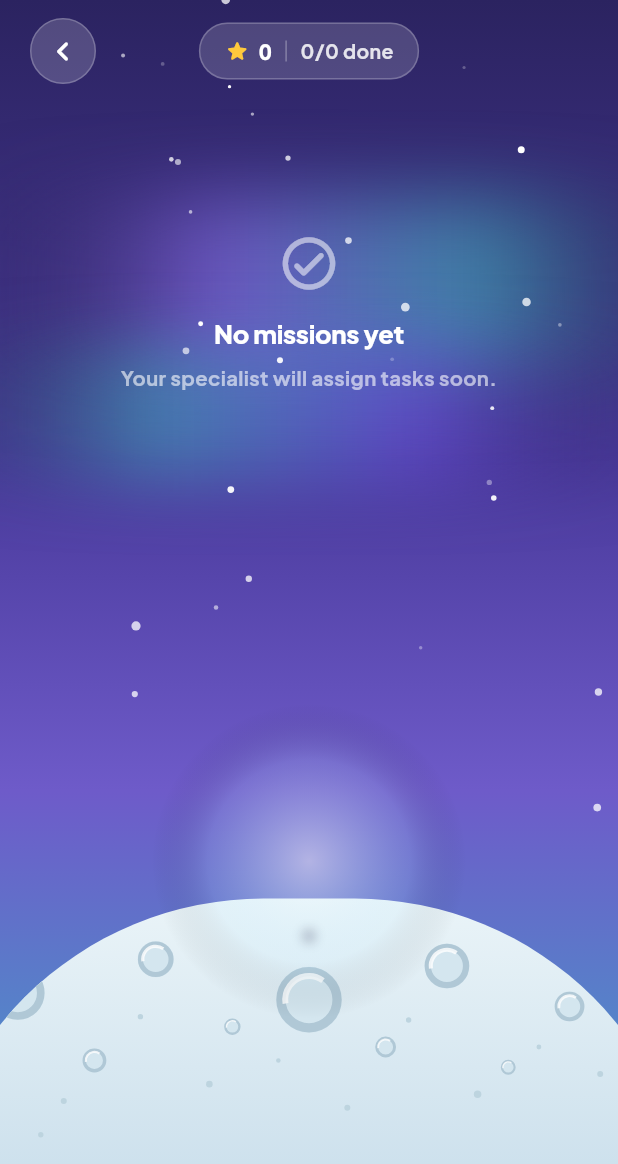
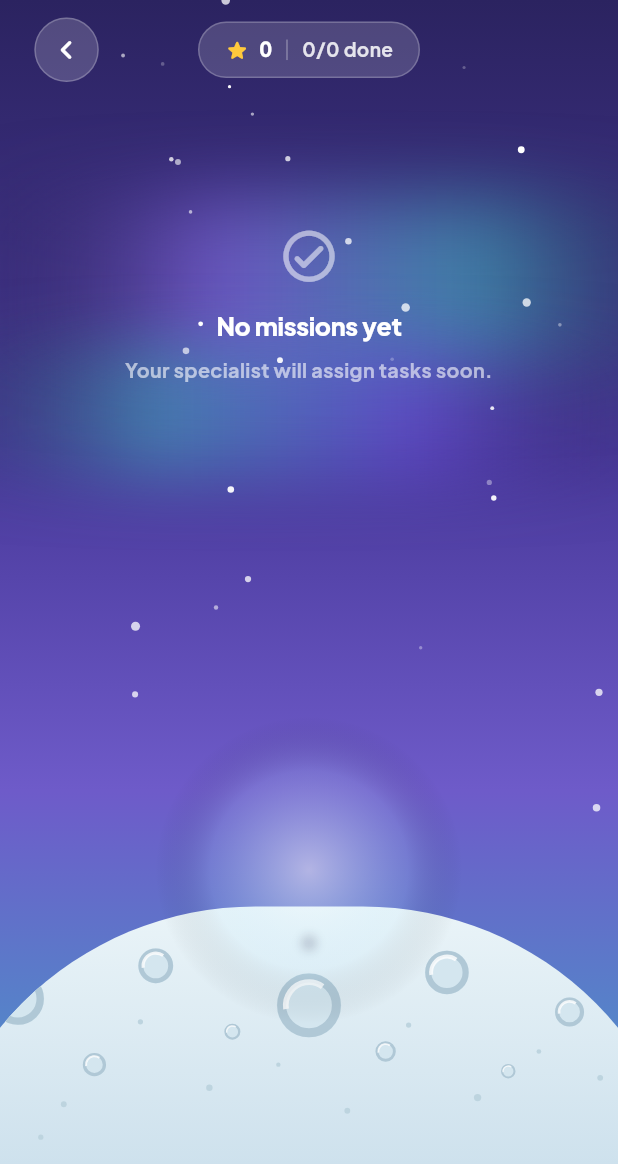
Before and after one commit to AnasNasr-afk/inside-out, a Flutter app: the PolyMissionsScreen screen opened directly, on a phone screen of 412 x 824 dp. Shown: the top 1164 px of the screen. Run offline on Flutter 3.47's test engine with Material 3 defaults, Android fonts, the phone set to English and light mode, and no system bars; our stand-ins replace cloud_firestore, firebase_auth, firebase_core, flutter_bloc, flutter_dotenv, flutter_riverpod and 12 more; missing offline and left inert: flag, sendbird_chat_sdk; accounts and stored records are empty; generated files the repository leaves out were written again; statements that could not run were skipped; project files that could hold a hidden picture were left out.

```diff
--- a/lib/core/theme/app_tokens.dart
+++ b/lib/core/theme/app_tokens.dart
@@ -1,4 +1,5 @@
 import 'package:flutter/material.dart';
+import 'package:flutter_screenutil/flutter_screenutil.dart';
 import 'package:google_fonts/google_fonts.dart';
 
 class T {
@@ -34,42 +35,42 @@ class T {
   static const Color border      = Color(0xFFECEAF4);
 
   // ── Shadows ───────────────────────────────────────────────────────────────
-  static const List<BoxShadow> cardShadow = [
-    BoxShadow(color: Color(0x0D211E40), blurRadius: 18, offset: Offset(0, 6)),
+  static List<BoxShadow> get cardShadow => [
+    BoxShadow(color: const Color(0x0D211E40), blurRadius: 18.r, offset: Offset(0.w, 6.h)),
   ];
-  static const List<BoxShadow> navShadow = [
-    BoxShadow(color: Color(0x29211E40), blurRadius: 36, offset: Offset(0, 16)),
+  static List<BoxShadow> get navShadow => [
+    BoxShadow(color: const Color(0x29211E40), blurRadius: 36.r, offset: Offset(0.w, 16.h)),
   ];
   static List<BoxShadow> primaryCta = [
     BoxShadow(
       color: primary.withValues(alpha: 0.38),
-      blurRadius: 24,
-      offset: const Offset(0, 12),
+      blurRadius: 24.r,
+      offset: Offset(0, 12.h),
     ),
   ];
 
   // ── Typography (Plus Jakarta Sans) ───────────────────────────────────────
   static TextStyle screenTitle() => GoogleFonts.plusJakartaSans(
-        fontSize: 28, fontWeight: FontWeight.w800, letterSpacing: -0.6, color: ink);
+        fontSize: 28.sp, fontWeight: FontWeight.w800, letterSpacing: -0.6, color: ink);
 
   static TextStyle sectionHeader() => GoogleFonts.plusJakartaSans(
-        fontSize: 17, fontWeight: FontWeight.w800, letterSpacing: -0.2, color: ink);
+        fontSize: 17.sp, fontWeight: FontWeight.w800, letterSpacing: -0.2, color: ink);
 
   static TextStyle cardTitle() => GoogleFonts.plusJakartaSans(
-        fontSize: 15, fontWeight: FontWeight.w700, color: ink);
+        fontSize: 15.sp, fontWeight: FontWeight.w700, color: ink);
 
   static TextStyle body() => GoogleFonts.plusJakartaSans(
-        fontSize: 15, fontWeight: FontWeight.w500, height: 1.5, color: ink);
+        fontSize: 15.sp, fontWeight: FontWeight.w500, height: 1.5, color: ink);
 
   static TextStyle caption() => GoogleFonts.plusJakartaSans(
-        fontSize: 12, fontWeight: FontWeight.w600, color: muted);
+        fontSize: 12.sp, fontWeight: FontWeight.w600, color: muted);
 
   static TextStyle badge() => GoogleFonts.plusJakartaSans(
-        fontSize: 11, fontWeight: FontWeight.w800);
+        fontSize: 11.sp, fontWeight: FontWeight.w800);
 
   static TextStyle navLabel() => GoogleFonts.plusJakartaSans(
-        fontSize: 11, fontWeight: FontWeight.w700);
+        fontSize: 11.sp, fontWeight: FontWeight.w700);
 
   static TextStyle bigNumeral() => GoogleFonts.plusJakartaSans(
-        fontSize: 34, fontWeight: FontWeight.w800, letterSpacing: -1.0);
+        fontSize: 34.sp, fontWeight: FontWeight.w800, letterSpacing: -1.0);
 }
--- a/lib/presentation/home/widgets/home_content.dart
+++ b/lib/presentation/home/widgets/home_content.dart
@@ -152,7 +152,7 @@ class _HomeHeader extends StatelessWidget {
             child: Container(
               width: 40.w,
               height: 40.h,
-              decoration: const BoxDecoration(
+              decoration: BoxDecoration(
                 color: T.card,
                 shape: BoxShape.circle,
                 boxShadow: T.cardShadow,
--- a/lib/presentation/poly_missions/poly_missions_screen.dart
+++ b/lib/presentation/poly_missions/poly_missions_screen.dart
@@ -2,6 +2,7 @@ import 'dart:math' as math;
 
 import 'package:flutter/material.dart';
 import 'package:flutter_bloc/flutter_bloc.dart';
+import 'package:flutter_screenutil/flutter_screenutil.dart';
 import 'package:patient/core/theme/app_tokens.dart';
 import 'package:patient/presentation/poly_missions/cubit/poly_missions_cubit.dart';
 import 'package:patient/presentation/poly_missions/widgets/pm_all_done.dart';
@@ -68,7 +69,7 @@ class _PolyMissionsScreenState extends State<PolyMissionsScreen>
 
                 // Cards / focus / loading / empty area
                 Positioned(
-                  top: 118, left: 0, right: 0,
+                  top: 118.h, left: 0, right: 0,
                   child: AnimatedSwitcher(
                     duration: const Duration(milliseconds: 300),
                     switchInCurve: Curves.easeOut,
@@ -92,7 +93,7 @@ class _PolyMissionsScreenState extends State<PolyMissionsScreen>
 
                 // Poly avatar
                 Positioned(
-                  bottom: 180, left: 0, right: 0,
+                  bottom: 180.h, left: 0, right: 0,
                   child: Center(
                     child: PmPolyArea(
                       isHearing: state.phase == PmPhase.recording,
@@ -110,7 +111,7 @@ class _PolyMissionsScreenState extends State<PolyMissionsScreen>
 
                 // Control area
                 Positioned(
-                  bottom: 20, left: 0, right: 0,
+                  bottom: 20.h, left: 0, right: 0,
                   child: Center(
                     child: PmControlArea(
                       phase: state.phase,
@@ -132,13 +133,13 @@ class _PolyMissionsScreenState extends State<PolyMissionsScreen>
   }
 
   Widget _buildLoading() {
-    return const SizedBox(
-      key: ValueKey('loading'),
-      height: 180,
+    return SizedBox(
+      key: const ValueKey('loading'),
+      height: 180.h,
       child: Center(
         child: CircularProgressIndicator(
           color: Colors.white,
-          strokeWidth: 2.5,
+          strokeWidth: 2.5.w,
         ),
       ),
     );
@@ -147,30 +148,30 @@ class _PolyMissionsScreenState extends State<PolyMissionsScreen>
   Widget _buildEmpty() {
     return SizedBox(
       key: const ValueKey('empty'),
-      height: 180,
+      height: 180.h,
       child: Center(
         child: Padding(
-          padding: const EdgeInsets.symmetric(horizontal: 32),
+          padding: EdgeInsets.symmetric(horizontal: 32.w),
           child: Column(
             mainAxisSize: MainAxisSize.min,
             children: [
-              const Icon(
+              Icon(
                 Icons.check_circle_outline_rounded,
                 color: Colors.white54,
-                size: 42,
+                size: 42.sp,
               ),
-              const SizedBox(height: 14),
+              SizedBox(height: 14.h),
               Text(
                 'No missions yet',
                 style: T.sectionHeader().copyWith(color: Colors.white),
                 textAlign: TextAlign.center,
               ),
-              const SizedBox(height: 8),
+              SizedBox(height: 8.h),
               Text(
                 'Your specialist will assign tasks soon.',
                 style: T.navLabel().copyWith(
                   color: Colors.white60,
-                  fontSize: 13.5,
+                  fontSize: 13.5.sp,
                 ),
                 textAlign: TextAlign.center,
               ),
@@ -184,7 +185,7 @@ class _PolyMissionsScreenState extends State<PolyMissionsScreen>
   Widget _buildPickCards(PolyMissionsState state, PolyMissionsCubit cubit) {
     return Padding(
       key: const ValueKey('pick'),
-      padding: const EdgeInsets.symmetric(horizontal: 20),
+      padding: EdgeInsets.symmetric(horizontal: 20.w),
       child: AnimatedBuilder(
         animation: _bobCtrl,
         builder: (_, __) => Row(
@@ -197,7 +198,7 @@ class _PolyMissionsScreenState extends State<PolyMissionsScreen>
                     0,
                     state.done.contains(state.tasks[i].taskId.toString())
                         ? 0
-                        : -9.0 *
+                        : -9.0.h *
                             math.sin(
                               _bobCtrl.value * 2 * math.pi +
                                   i * 1.3 * math.pi / 3,
@@ -211,7 +212,7 @@ class _PolyMissionsScreenState extends State<PolyMissionsScreen>
                   ),
                 ),
               ),
-              if (i < state.tasks.length - 1) const SizedBox(width: 13),
+              if (i < state.tasks.length - 1) SizedBox(width: 13.w),
             ],
           ],
         ),
@@ -229,7 +230,7 @@ class _PolyMissionsScreenState extends State<PolyMissionsScreen>
 
     return Padding(
       key: const ValueKey('focus'),
-      padding: const EdgeInsets.symmetric(horizontal: 20),
+      padding: EdgeInsets.symmetric(horizontal: 20.w),
       child: Column(
         mainAxisSize: MainAxisSize.min,
         children: [
@@ -237,14 +238,14 @@ class _PolyMissionsScreenState extends State<PolyMissionsScreen>
             mission: cur,
             showDone: state.phase == PmPhase.response,
           ),
-          const SizedBox(height: 14),
+          SizedBox(height: 14.h),
           if (others.isNotEmpty)
             Row(
               mainAxisAlignment: MainAxisAlignment.center,
               children: [
                 for (int i = 0; i < others.length; i++) ...[
                   PmOtherChip(mission: others[i]),
-                  if (i < others.length - 1) const SizedBox(width: 8),
+                  if (i < others.length - 1) SizedBox(width: 8.w),
                 ],
               ],
             ),
--- a/lib/presentation/poly_missions/widgets/pm_background.dart
+++ b/lib/presentation/poly_missions/widgets/pm_background.dart
@@ -2,6 +2,7 @@ import 'dart:math' as math;
 import 'dart:ui' show ImageFilter;
 
 import 'package:flutter/material.dart';
+import 'package:flutter_screenutil/flutter_screenutil.dart';
 
 class PmBackground extends StatefulWidget {
   const PmBackground({super.key});
@@ -19,7 +20,7 @@ class _PmBackgroundState extends State<PmBackground>
     return _StarData(
       x: 0.03 + rng.nextDouble() * 0.94,
       y: 0.04 + rng.nextDouble() * 0.50,
-      radius: 1.0 + rng.nextDouble() * 1.5,
+      radius: (1.0 + rng.nextDouble() * 1.5).r,
       phase: rng.nextDouble() * math.pi * 2,
       speed: 2.0 + rng.nextDouble() * 2.5,
     );
@@ -29,10 +30,10 @@ class _PmBackgroundState extends State<PmBackground>
     final rng = math.Random(i * 23 + 11);
     return _SnowData(
       x: rng.nextDouble(),
-      radius: 1.5 + rng.nextDouble() * 2.0,
+      radius: (1.5 + rng.nextDouble() * 2.0).r,
       phase: rng.nextDouble(),
       duration: 7.0 + rng.nextDouble() * 6.0,
-      drift: (rng.nextDouble() - 0.5) * 40,
+      drift: (rng.nextDouble() - 0.5) * 40.w,
     );
   });
 
@@ -85,9 +86,9 @@ class _PmBackgroundState extends State<PmBackground>
               top: size.height * 0.16,
               left: -size.width * 0.14 + a1,
               width: size.width * 1.30,
-              height: 120,
+              height: 120.h,
               child: ImageFiltered(
-                imageFilter: ImageFilter.blur(sigmaX: 26, sigmaY: 26),
+                imageFilter: ImageFilter.blur(sigmaX: 26.r, sigmaY: 26.r),
                 child: Container(
                   decoration: const BoxDecoration(
                     gradient: LinearGradient(
@@ -108,9 +109,9 @@ class _PmBackgroundState extends State<PmBackground>
               top: size.height * 0.28,
               left: -size.width * 0.14 + a2,
               width: size.width * 1.30,
-              height: 90,
+              height: 90.h,
               child: ImageFiltered(
-                imageFilter: ImageFilter.blur(sigmaX: 22, sigmaY: 22),
+                imageFilter: ImageFilter.blur(sigmaX: 22.r, sigmaY: 22.r),
                 child: Container(
                   decoration: const BoxDecoration(
                     gradient: LinearGradient(
@@ -138,13 +139,13 @@ class _PmBackgroundState extends State<PmBackground>
               left: -size.width * 0.12,
               bottom: 0,
               width: size.width * 1.24,
-              height: 225,
+              height: 225.h,
               child: Stack(
                 children: [
                   Container(
-                    decoration: const BoxDecoration(
-                      borderRadius: BorderRadius.vertical(top: Radius.circular(1200)),
-                      gradient: LinearGradient(
+                    decoration: BoxDecoration(
+                      borderRadius: BorderRadius.vertical(top: Radius.circular(1200.r)),
+                      gradient: const LinearGradient(
                         begin: Alignment.topCenter,
                         end: Alignment.bottomCenter,
                         colors: [Color(0xFFEAF4F8), Color(0xFFC6DCEA)],
@@ -153,7 +154,7 @@ class _PmBackgroundState extends State<PmBackground>
                   ),
                   Positioned.fill(
                     child: ClipRRect(
-                      borderRadius: const BorderRadius.vertical(top: Radius.circular(1200)),
+                      borderRadius: BorderRadius.vertical(top: Radius.circular(1200.r)),
                       child: CustomPaint(painter: _MoonCraterPainter()),
                     ),
                   ),
@@ -163,10 +164,10 @@ class _PmBackgroundState extends State<PmBackground>
 
             // ── Glow behind Poly ─────────────────────────────────────
             Positioned(
-              bottom: 100,
-              left: size.width / 2 - 150,
-              width: 300,
-              height: 300,
+              bottom: 100.h,
+              left: size.width / 2 - 150.w,
+              width: 300.w,
+              height: 300.h,
               child: const DecoratedBox(
                 decoration: BoxDecoration(
                   shape: BoxShape.circle,
@@ -241,7 +242,8 @@ class _MoonCraterPainter extends CustomPainter {
     final rimPaint = Paint()..style = PaintingStyle.stroke;
     final fillPaint = Paint()..style = PaintingStyle.fill;
 
-    for (final (xf, yf, r) in _craters) {
+    for (final (xf, yf, rRaw) in _craters) {
+      final r = rRaw.r;
       final c = Offset(xf * size.width, yf * size.height);
 
       // Crater floor (slightly deeper tone)
@@ -268,7 +270,8 @@ class _MoonCraterPainter extends CustomPainter {
     }
 
     // Small pebble dots
-    for (final (xf, yf, r) in _dots) {
+    for (final (xf, yf, rRaw) in _dots) {
+      final r = rRaw.r;
       fillPaint.color = const Color(0xFFBDD4DF);
       canvas.drawCircle(Offset(xf * size.width, yf * size.height), r, fillPaint);
     }
@@ -305,7 +308,7 @@ class _ScenePainter extends CustomPainter {
     for (final f in snow) {
       final cycles = 20 / f.duration;
       final progress = ((t * cycles) + f.phase) % 1.0;
-      final y = progress * (size.height + 20) - 20;
+      final y = progress * (size.height + 20.h) - 20.h;
       final x = f.x * size.width + f.drift * progress;
       paint.color = Colors.white.withValues(alpha: 0.75);
       canvas.drawCircle(Offset(x, y), f.radius, paint);
--- a/lib/presentation/poly_missions/widgets/pm_mission.dart
+++ b/lib/presentation/poly_missions/widgets/pm_mission.dart
@@ -1,4 +1,5 @@
 import 'package:flutter/material.dart';
+import 'package:flutter_screenutil/flutter_screenutil.dart';
 import 'package:patient/core/models/task_model.dart';
 
 class PolyMission {
--- a/lib/presentation/poly_missions/widgets/pm_poly_area.dart
+++ b/lib/presentation/poly_missions/widgets/pm_poly_area.dart
@@ -3,6 +3,7 @@ import 'dart:ui' show ImageFilter;
 
 import 'package:flutter/material.dart';
 import 'package:flutter/services.dart';
+import 'package:flutter_screenutil/flutter_screenutil.dart';
 import 'package:just_audio/just_audio.dart';
 import 'package:patient/presentation/poly_missions/cubit/poly_missions_service.dart';
 import 'package:rive/rive.dart' hide RadialGradient, LinearGradient;
@@ -88,10 +89,10 @@ class _PmPolyAreaState extends State<PmPolyArea> {
           ).createShader(bounds),
           blendMode: BlendMode.dstIn,
           child: ClipRRect(
-            borderRadius: BorderRadius.circular(30),
+            borderRadius: BorderRadius.circular(30.r),
             child: SizedBox(
-              width: 400,
-              height: 360,
+              width: 400.w,
+              height: 360.h,
               child: _artboard == null
                   ? const SizedBox.shrink()
                   : Rive(artboard: _artboard!, fit: BoxFit.contain),
@@ -101,14 +102,14 @@ class _PmPolyAreaState extends State<PmPolyArea> {
 
         // Ground shadow ellipse
         Transform.translate(
-          offset: const Offset(0, -9),
+          offset: Offset(0, -9.h),
           child: ImageFiltered(
-            imageFilter: ImageFilter.blur(sigmaX: 3, sigmaY: 3),
+            imageFilter: ImageFilter.blur(sigmaX: 3.r, sigmaY: 3.r),
             child: Container(
-              width: 160,
-              height: 22,
+              width: 160.w,
+              height: 22.h,
               decoration: BoxDecoration(
-                borderRadius: BorderRadius.circular(80),
+                borderRadius: BorderRadius.circular(80.r),
                 gradient: RadialGradient(
                   colors: [
                     const Color(0xFF2B2360).withValues(alpha: 0.26),
--- a/lib/presentation/poly_missions/widgets/pm_top_bar.dart
+++ b/lib/presentation/poly_missions/widgets/pm_top_bar.dart
@@ -1,4 +1,5 @@
 import 'package:flutter/material.dart';
+import 'package:flutter_screenutil/flutter_screenutil.dart';
 import 'package:patient/core/theme/app_tokens.dart';
 
 class PmTopBar extends StatelessWidget {
@@ -17,24 +18,24 @@ class PmTopBar extends StatelessWidget {
   Widget build(BuildContext context) {
     final topInset = MediaQuery.of(context).padding.top;
     return Padding(
-      padding: EdgeInsets.fromLTRB(20, topInset + 12, 20, 0),
+      padding: EdgeInsets.fromLTRB(20.w, topInset + 12.h, 20.w, 0),
       child: Row(
         children: [
           // Back button
           GestureDetector(
             onTap: () => Navigator.of(context).pop(),
             child: Container(
-              width: 44,
-              height: 44,
+              width: 44.w,
+              height: 44.h,
               decoration: BoxDecoration(
                 color: Colors.white.withValues(alpha: 0.18),
                 shape: BoxShape.circle,
                 border: Border.all(color: Colors.white.withValues(alpha: 0.22)),
               ),
-              child: const Icon(
+              child: Icon(
                 Icons.chevron_left_rounded,
                 color: Colors.white,
-                size: 26,
+                size: 26.sp,
               ),
             ),
           ),
@@ -51,7 +52,7 @@ class PmTopBar extends StatelessWidget {
           ),
 
           // Spacer to balance the back button width
-          const SizedBox(width: 44),
+          SizedBox(width: 44.w),
         ],
       ),
     );
@@ -72,35 +73,35 @@ class _ProgressChip extends StatelessWidget {
   @override
   Widget build(BuildContext context) {
     return Container(
-      padding: const EdgeInsets.symmetric(horizontal: 16, vertical: 8),
+      padding: EdgeInsets.symmetric(horizontal: 16.w, vertical: 8.h),
       decoration: BoxDecoration(
         color: Colors.white.withValues(alpha: 0.16),
-        borderRadius: BorderRadius.circular(999),
+        borderRadius: BorderRadius.circular(999.r),
         border: Border.all(color: Colors.white.withValues(alpha: 0.22)),
       ),
       child: Row(
         mainAxisSize: MainAxisSize.min,
         children: [
-          const Icon(Icons.star_rounded, color: Color(0xFFFFC93C), size: 17),
-          const SizedBox(width: 6),
+          Icon(Icons.star_rounded, color: const Color(0xFFFFC93C), size: 17.sp),
+          SizedBox(width: 6.w),
           Text(
             '$coins',
             style: T.badge().copyWith(
-              fontSize: 14,
+              fontSize: 14.sp,
               color: Colors.white,
               fontFeatures: const [FontFeature.tabularFigures()],
             ),
           ),
           Container(
-            margin: const EdgeInsets.symmetric(horizontal: 9),
-            width: 1,
-            height: 14,
+            margin: EdgeInsets.symmetric(horizontal: 9.w),
+            width: 1.w,
+            height: 14.h,
             color: Colors.white.withValues(alpha: 0.30),
           ),
           Text(
             '$doneCount/$totalCount done',
             style: T.navLabel().copyWith(
-              fontSize: 13,
+              fontSize: 13.sp,
               color: Colors.white.withValues(alpha: 0.85),
             ),
           ),
```
Also changed, not shown: lib/presentation/notification/updates_screen.dart (+22 -21 lines), lib/presentation/poly_missions/widgets/pm_all_done.dart (+39 -38 lines), lib/presentation/poly_missions/widgets/pm_control_area.dart (+56 -55 lines), lib/presentation/poly_missions/widgets/pm_focused_pill.dart (+20 -19 lines), lib/presentation/poly_missions/widgets/pm_mission_card.dart (+29 -28 lines), lib/presentation/poly_missions/widgets/pm_other_chip.dart (+10 -9 lines), lib/presentation/poly_missions/widgets/pm_speech_bubble.dart (+13 -12 lines).
